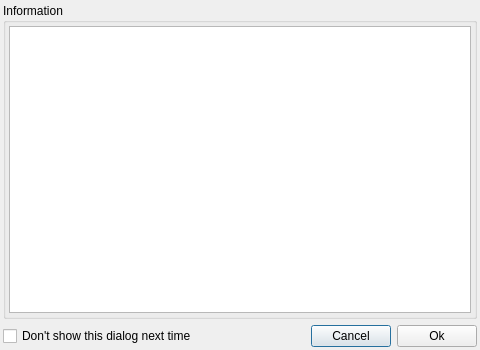
Before: the Qt Designer form src/q4wine-gui/uis/InfoDialog.ui in brezerk/q4wine, drawn with Qt 5.
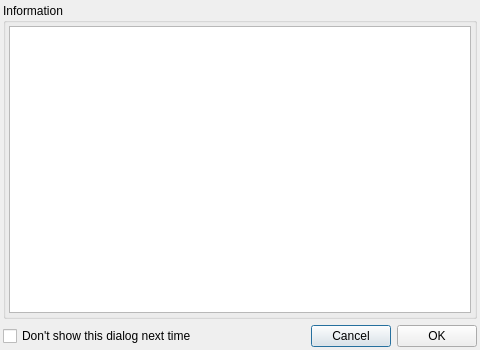
After: the same form once the commit is applied. Icons and pictures are not drawn.

Patch:
```diff
--- a/src/q4wine-gui/uis/InfoDialog.ui
+++ b/src/q4wine-gui/uis/InfoDialog.ui
@@ -98,7 +98,7 @@
    <item row="1" column="3">
     <widget class="QPushButton" name="cmdOk">
      <property name="text">
-      <string>Ok</string>
+      <string>OK</string>
      </property>
     </widget>
    </item>
```
